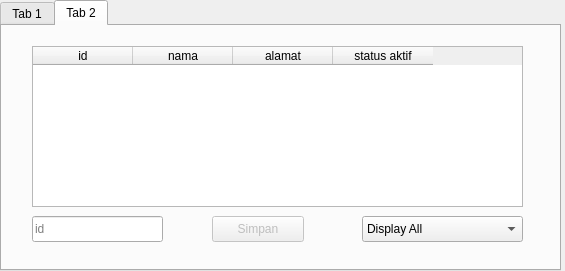
This is ui/main_window.ui in selesdepselesnul/pyqt_crud as Qt 5 draws it before an edit. The edited form follows.
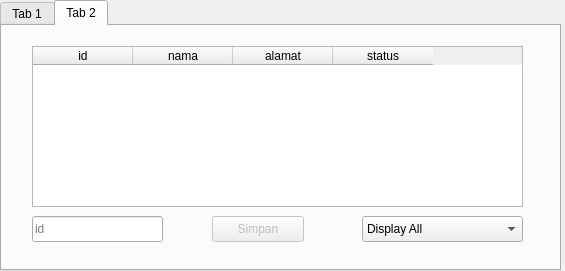
This is the edited form.

The edit to the form file:
```diff
--- a/ui/main_window.ui
+++ b/ui/main_window.ui
@@ -91,6 +91,9 @@
      <string>Tab 2</string>
     </attribute>
     <widget class="QTableWidget" name="students_table_widget">
+     <property name="enabled">
+      <bool>true</bool>
+     </property>
      <property name="geometry">
       <rect>
        <x>30</x>
@@ -116,7 +119,7 @@
      </column>
      <column>
       <property name="text">
-       <string>status aktif</string>
+       <string>status</string>
       </property>
      </column>
     </widget>
```
